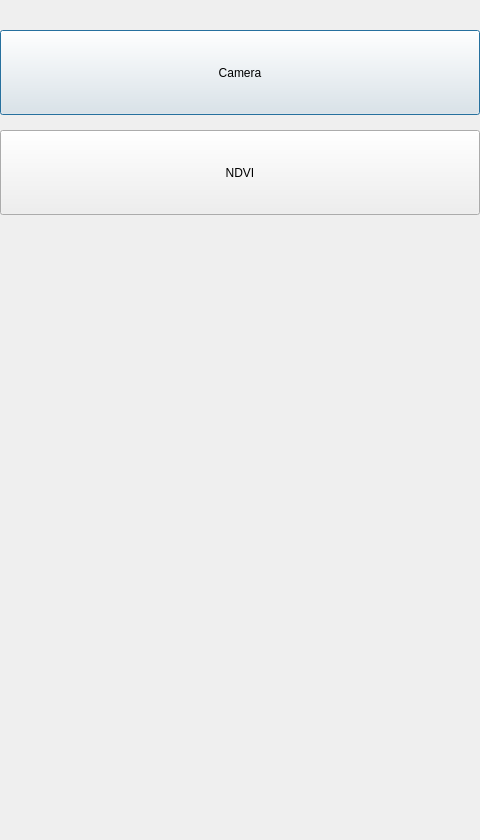
First picture: the form in formlstsettings.ui, repository JairoSalazarV/HypCamApp, before the edit.
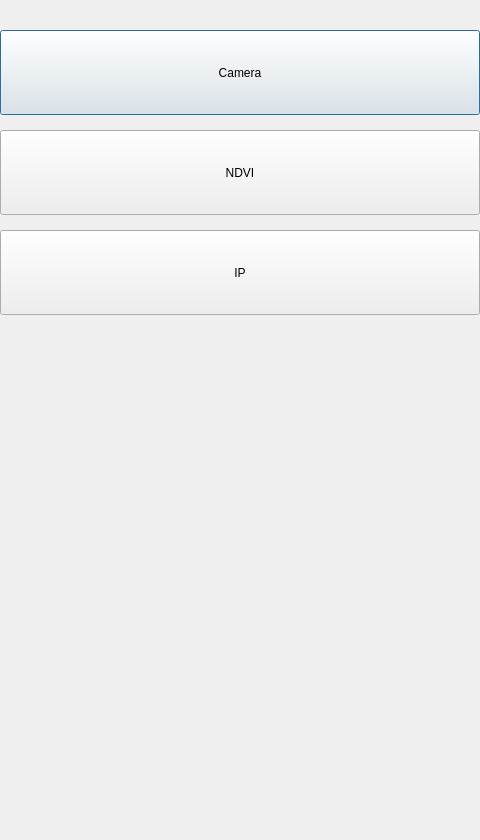
Second picture: the form after the edit.

```diff
--- a/formlstsettings.ui
+++ b/formlstsettings.ui
@@ -39,6 +39,19 @@
     <string>NDVI</string>
    </property>
   </widget>
+  <widget class="QPushButton" name="pbCameraIP">
+   <property name="geometry">
+    <rect>
+     <x>0</x>
+     <y>230</y>
+     <width>480</width>
+     <height>85</height>
+    </rect>
+   </property>
+   <property name="text">
+    <string>IP</string>
+   </property>
+  </widget>
  </widget>
  <resources/>
  <connections/>
```
